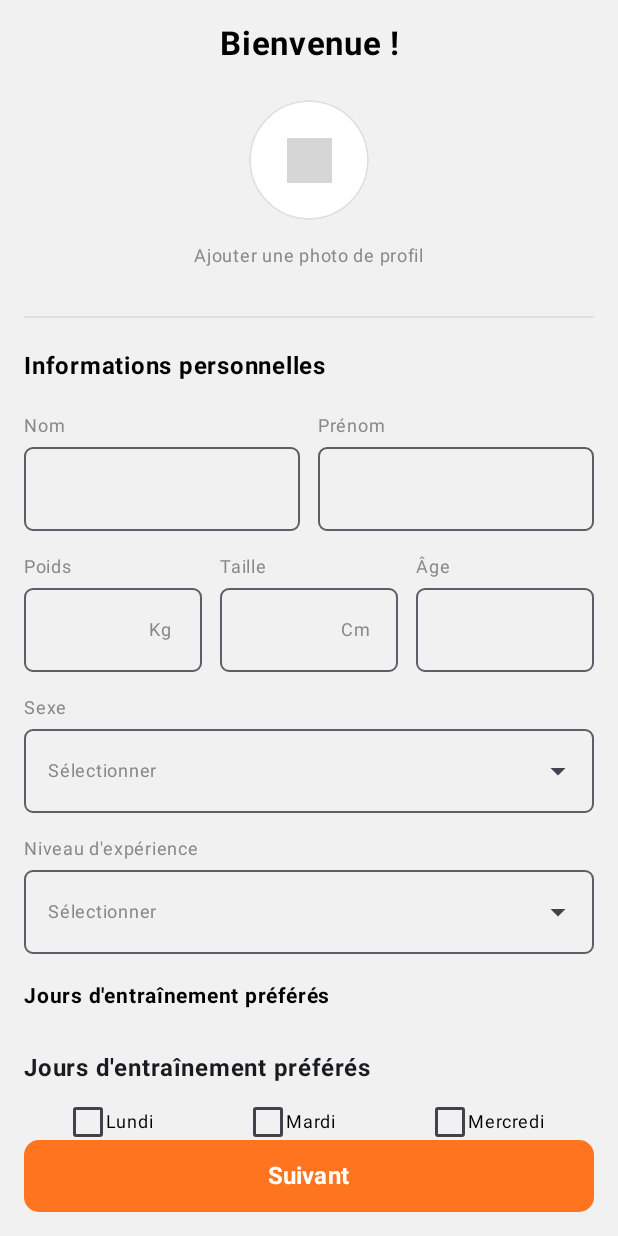
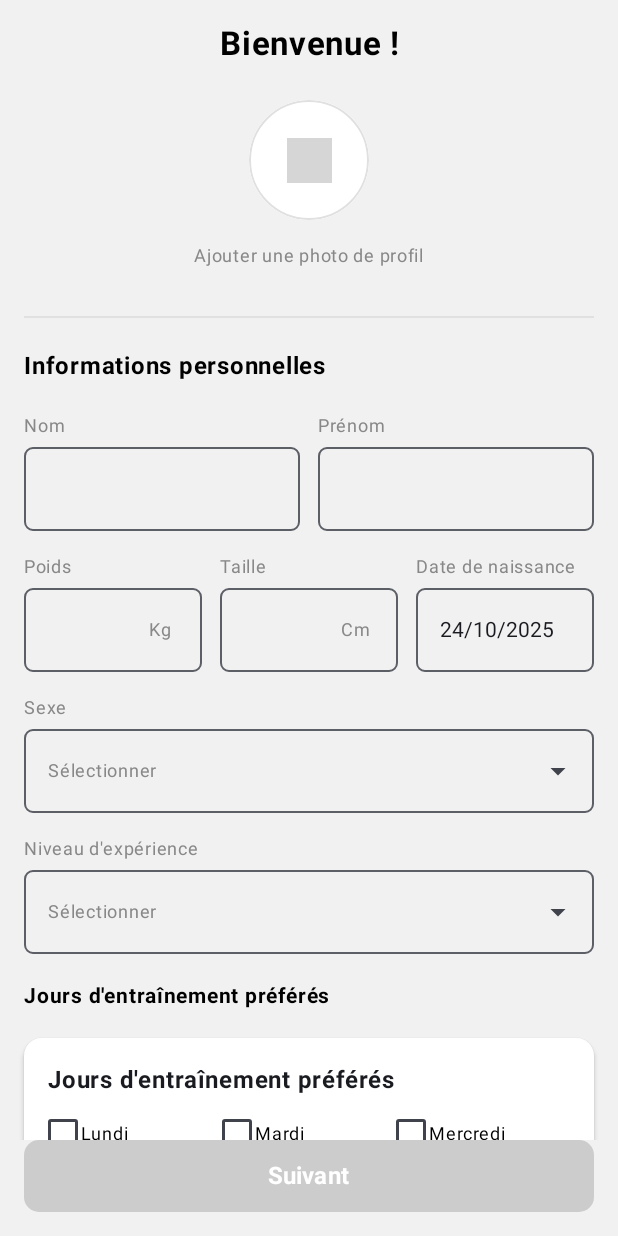
Before and after one commit to Kevendeuh/projet-marathon, an Android app built with Jetpack Compose: the screen it shows after launch (MainActivity), on a phone screen of 412 x 824 dp. Run offline under Robolectric (Android 15) with nearby library versions, the phone set to English and light mode, and no system bars; our stand-ins replace Room's generated code; grey boxes are pictures that could not be loaded.

Commit message:
add verification du formulaire dans enregistrement
empeche l'utilisateur de passer l'ecran si il n'a pas completer toutes les infos necessaire a son profil

```diff
--- a/app/build.gradle.kts
+++ b/app/build.gradle.kts
@@ -61,6 +61,7 @@ dependencies {
     implementation("androidx.compose.material:material-icons-extended")
     implementation(libs.firebase.crashlytics.buildtools)
     implementation(libs.androidx.navigation.runtime.ktx)
+    implementation(libs.androidx.core.i18n)
     ksp(libs.androidx.room.compiler)
     implementation(libs.androidx.core.ktx)
     implementation(libs.androidx.lifecycle.runtime.ktx)
--- a/app/src/main/java/com/example/pllrun/Classes/Utilisateur.kt
+++ b/app/src/main/java/com/example/pllrun/Classes/Utilisateur.kt
@@ -66,11 +66,11 @@ data class Utilisateur(
 /**
  * Énumération pour le sexe de l'utilisateur.
  */
-enum class Sexe {
-    HOMME,
-    FEMME,
-    AUTRE,
-    NON_SPECIFIE
+enum class Sexe(val libelle: String) {
+    HOMME(libelle = "Homme"),
+    FEMME(libelle = "Femme"),
+    AUTRE(libelle = "Autre"),
+    NON_SPECIFIE(libelle = "Non spécifié")
 }
 
 /**
--- a/app/src/main/java/com/example/pllrun/screens/EnregistrementScreen.kt
+++ b/app/src/main/java/com/example/pllrun/screens/EnregistrementScreen.kt
@@ -1,9 +1,11 @@
 package com.example.pllrun.screens
 
+import android.widget.Toast
 import androidx.compose.foundation.Image
 import androidx.compose.foundation.background
 import androidx.compose.foundation.border
 import androidx.compose.foundation.clickable
+import androidx.compose.foundation.interaction.MutableInteractionSource
 import androidx.compose.foundation.layout.Arrangement
 import androidx.compose.foundation.layout.Box
 import androidx.compose.foundation.layout.Column
@@ -22,14 +24,21 @@ import androidx.compose.foundation.text.KeyboardOptions
 import androidx.compose.foundation.verticalScroll
 import androidx.compose.material3.Button
 import androidx.compose.material3.ButtonDefaults
+import androidx.compose.material3.Card
+import androidx.compose.material3.CardDefaults
 import androidx.compose.material3.Checkbox
+import androidx.compose.material3.DatePicker
+import androidx.compose.material3.DatePickerDialog
 import androidx.compose.material3.Divider
 import androidx.compose.material3.DropdownMenuItem
 import androidx.compose.material3.ExperimentalMaterial3Api
 import androidx.compose.material3.ExposedDropdownMenuBox
 import androidx.compose.material3.ExposedDropdownMenuDefaults
+import androidx.compose.material3.Icon
 import androidx.compose.material3.OutlinedTextField
+import androidx.compose.material3.SelectableDates
 import androidx.compose.material3.Text
+import androidx.compose.material3.rememberDatePickerState
 import androidx.compose.runtime.Composable
 import androidx.compose.runtime.getValue
 import androidx.compose.runtime.mutableStateOf
@@ -49,8 +58,10 @@ import androidx.compose.ui.unit.sp
 import com.example.pllrun.Classes.NiveauExperience
 import com.example.pllrun.Classes.Utilisateur
 import com.example.pllrun.Classes.JourSemaine
-
-
+import java.time.Instant
+import java.time.ZoneId
+import java.time.format.DateTimeFormatter
+import androidx.compose.ui.platform.LocalContext
 import com.example.pllrun.Classes.TypeDecoupage
 import com.example.pllrun.Classes.Sexe
 import com.example.pllrun.InventaireViewModel
@@ -71,8 +82,7 @@ fun EnregistrementScreen(
     var prenom by remember { mutableStateOf("") }
     var poids by remember { mutableStateOf("") }
     var taille by remember { mutableStateOf("") }
-    var age by remember { mutableStateOf("") }
-
+    var dateDeNaissance by remember { mutableStateOf<LocalDate?>(LocalDate.now()) }
     // Nouveaux états pour les champs ajoutés
     var sexe by remember { mutableStateOf("") }
     var niveauExperience by remember { mutableStateOf("") }
@@ -83,22 +93,39 @@ fun EnregistrementScreen(
 
     // États pour les jours d'entraînement
     var joursSelectionnes by remember { mutableStateOf(setOf<JourSemaine>()) }
-    var lundi by remember { mutableStateOf(false) }
-    var mardi by remember { mutableStateOf(false) }
-    var mercredi by remember { mutableStateOf(false) }
-    var jeudi by remember { mutableStateOf(false) }
-    var vendredi by remember { mutableStateOf(false) }
-    var samedi by remember { mutableStateOf(false) }
-    var dimanche by remember { mutableStateOf(false) }
 
     // États pour les menus déroulants
     var sexeExpanded by remember { mutableStateOf(false) }
     var niveauExpanded by remember { mutableStateOf(false) }
-
+    var showDatePicker by remember { mutableStateOf(false) } // État pour contrôler l'ouverture du dialogue
     // Options pour les menus déroulants
     var sex by remember { mutableStateOf(Sexe.NON_SPECIFIE) }
     var niveau by remember { mutableStateOf(NiveauExperience.DEBUTANT) }
+    val isButtonEnabled = remember(nom, prenom, dateDeNaissance, joursSelectionnes, poidsCible) {
+        isFormValid(nom=nom, prenom=prenom, dateDeNaissance= dateDeNaissance , poids = poids.toDoubleOrNull(), taille=taille.toIntOrNull(), joursEntrainementDisponibles = joursSelectionnes.toList() )
+    }
+    val context = LocalContext.current
 
+
+    // --- Fonction de Sauvegarde ---
+    fun saveUser() {
+
+        viewModel?.addNewUtilisateur(
+            nom = nom,
+            prenom = prenom,
+            dateDeNaissance = dateDeNaissance,
+            sexe = sex,
+            // On ne peut pas avoir poids et poidsCible, on utilise poidsCible comme poids initial pour l'exemple
+            poids = poidsCible.toDoubleOrNull() ?: 0.0,
+            // La taille n'est pas dans le formulaire, on met une valeur par défaut
+            taille = 0,
+            vma = vma.toDoubleOrNull(),
+            fcm = fcm.toIntOrNull(),
+            fcr = fcr.toIntOrNull(),
+            niveauExperience = niveau,
+            joursEntrainementDisponibles = joursSelectionnes.toList() // On convertit le Set en List
+        )
+    }
 
     Column(
         modifier = Modifier
@@ -213,7 +240,7 @@ fun EnregistrementScreen(
                 }
             }
 
-            // Deuxième ligne : Poids, Taille et Âge
+            // Deuxième ligne : Poids, Taille
             Row(
                 modifier = Modifier.fillMaxWidth(),
                 horizontalArrangement = Arrangement.spacedBy(12.dp) // Espacement réduit
@@ -270,22 +297,52 @@ fun EnregistrementScreen(
                     )
                 }
 
-                Column(modifier = Modifier.weight(1f)) {
+                //date de naissance
+
+                Column(
+                    modifier = Modifier
+                        .weight(1f)
+                        .clickable { showDatePicker = true }, // Ouvre le dialogue au clic
+                ) {
+                    // Label pour le champ
                     Text(
-                        text = "Âge",
-                        fontSize = 12.sp, // Réduit
+                        text = "Date de naissance",fontSize = 12.sp,
                         color = Color.Gray,
                         modifier = Modifier.padding(bottom = 2.dp)
                     )
+                    Box {
+
+                        // Champ de texte cliquable qui affiche la date
                         OutlinedTextField(
-                        value = age,
-                        onValueChange = { age = it },
-                        modifier = Modifier.fillMaxWidth(),
+                            value = dateDeNaissance?.format(DateTimeFormatter.ofPattern("dd/MM/yyyy"))
+                                ?: "", onValueChange = { /* Ne fait rien car readOnly */ },
+                            modifier = Modifier
+                                .fillMaxWidth()
+                                .clickable { showDatePicker = true }, // Ouvre le dialogue au clic
+                            readOnly = true, // Empêche la saisie au clavier
                             shape = RoundedCornerShape(6.dp),
-                        textStyle = TextStyle(fontSize = 14.sp), // Réduit
-                        singleLine = true,
-                        keyboardOptions = KeyboardOptions(keyboardType = KeyboardType.Number)
+                            textStyle = TextStyle(fontSize = 14.sp),
+                            placeholder = {
+                                Text(
+                                    modifier = Modifier.clickable { showDatePicker = true },
+                                    text = "JJ/MM/AAAA",
+                                    color = Color.Gray,
+                                    fontSize = 14.sp
                                 )
+                            }
+
+                        )
+                        Box(
+                            modifier = Modifier
+                                .matchParentSize() // Prend exactement la même taille que le OutlinedTextField
+                                .clickable(
+                                    onClick = { showDatePicker = true },
+                                    // Enlève l'ondulation visuelle du clic si vous le souhaitez
+                                    indication = null,
+                                    interactionSource = remember { MutableInteractionSource() }
+                                )
+                        )
+                    }
                 }
             }
 
@@ -397,25 +454,9 @@ fun EnregistrementScreen(
             )
 
             // --- Section Jours d'entraînement ---
-            Text(
-                "Jours d'entraînement préférés",
-                fontWeight = FontWeight.Bold,
-                modifier = Modifier.padding(top = 8.dp)
-            )
-
-            // Boucle pour générer les DayCheckbox
-            val jours = JourSemaine.entries.chunked(3) // Divise les 7 jours en groupes de 3
-            Column {
-                jours.forEach { rowItems ->
-                    Row(
-                        modifier = Modifier.fillMaxWidth(),
-                        horizontalArrangement = Arrangement.SpaceAround
-                    ) {
-                        rowItems.forEach { day ->
-                            DayCheckbox(
-                                day = day,
-                                checked = joursSelectionnes.contains(day),
-                                onCheckedChange = { isChecked ->
+            DayCheckboxGrid(
+                joursSelectionnes = joursSelectionnes,
+                onDaySelectionChanged = { day, isChecked ->
                     joursSelectionnes = if (isChecked) {
                         joursSelectionnes + day
                     } else {
@@ -423,14 +464,6 @@ fun EnregistrementScreen(
                     }
                 }
             )
-                        }
-                        // Pour aligner les colonnes si la dernière ligne n'a pas 3 jours
-                        if (rowItems.size < 3) {
-                            Spacer(modifier = Modifier.weight((3 - rowItems.size).toFloat()))
-                        }
-                    }
-                }
-            }
 
                 // Section Informations optionnelles
                 Text(
@@ -567,54 +600,96 @@ fun EnregistrementScreen(
                 Spacer(modifier = Modifier.height(16.dp))
             }
 
+
         // Bouton Suivant
         Button(
             onClick = {
-                    onSave()
+                if (isButtonEnabled) {
+                    saveUser()
                     onNext()
+                } else {
+                    Toast.makeText(context, "Veuillez remplir tous les champs obligatoires.", Toast.LENGTH_SHORT).show()
+                }
             },
+            enabled = isButtonEnabled,
             modifier = Modifier
                 .fillMaxWidth()
-                    .height(48.dp), // Légèrement réduit
+                .height(48.dp),
             shape = RoundedCornerShape(10.dp),
-                colors = ButtonDefaults.buttonColors(
-                    containerColor = Color(0xFFFF751F)
-                )
+            colors = ButtonDefaults.buttonColors(containerColor = Color(0xFFFF751F), disabledContainerColor = Color.LightGray)
         ) {
-                Text(
-                    text = "Suivant",
-                    fontSize = 16.sp, // Réduit
-                    fontWeight = FontWeight.Bold,
-                    color = Color.White
-                )
+            Text("Suivant", fontSize = 16.sp, fontWeight = FontWeight.Bold, color = Color.White)
         }
     }
 
-    // --- Fonction de Sauvegarde ---
-    fun saveUser() {
-        // Calcul d'une date de naissance approximative à partir de l'âge
-        val calculatedBirthDate = age.toIntOrNull()?.let {
-            LocalDate.now().minusYears(it.toLong())
-        }
 
-        viewModel?.addNewUtilisateur(
-            nom = nom,
-            prenom = prenom,
-            dateDeNaissance = calculatedBirthDate,
-            sexe = sex,
-            // On ne peut pas avoir poids et poidsCible, on utilise poidsCible comme poids initial pour l'exemple
-            poids = poidsCible.toDoubleOrNull() ?: 0.0,
-            // La taille n'est pas dans le formulaire, on met une valeur par défaut
-            taille = 0,
-            vma = vma.toDoubleOrNull(),
-            fcm = fcm.toIntOrNull(),
-            fcr = fcr.toIntOrNull(),
-            niveauExperience = niveau,
-            joursEntrainementDisponibles = joursSelectionnes.toList() // On convertit le Set en List
-        )
+    // --- Dialogue DatePicker ---
+    if (showDatePicker) {
+        // Initialise l'état du DatePicker. On peut pré-sélectionner une date (ex: 18 ans en arrière).
+        val datePickerState = rememberDatePickerState(
+            initialSelectedDateMillis = dateDeNaissance?.atStartOfDay(ZoneId.systemDefault())?.toInstant()?.toEpochMilli()
+                ?: LocalDate.now().minusYears(18).atStartOfDay(ZoneId.systemDefault()).toInstant().toEpochMilli(),
+            selectableDates = object : SelectableDates {
+                override fun isSelectableDate(utcTimeMillis: Long): Boolean {
+                    // Empêche de sélectionner une date dans le futur
+                    return utcTimeMillis <= Instant.now().toEpochMilli()
                 }
             }
+        )
 
+        DatePickerDialog(
+            onDismissRequest = { showDatePicker = false },
+            confirmButton = {
+                Button(
+                    onClick = {
+                        datePickerState.selectedDateMillis?.let {
+                            // Convertit le timestamp (Long) en LocalDate
+                            dateDeNaissance = Instant.ofEpochMilli(it).atZone(ZoneId.systemDefault()).toLocalDate()
+                        }
+                        showDatePicker = false // Ferme le dialogue
+                    }
+                ) {
+                    Text("OK")
+                }
+            },
+            dismissButton = {
+                Button(
+                    onClick = { showDatePicker = false }
+                ) {
+                    Text("Annuler")
+                }
+            }
+        ) {
+            DatePicker(state = datePickerState)
+        }
+    }
+    }
+private fun isFormValid(
+    nom: String?,
+    prenom: String?,
+    dateDeNaissance: LocalDate?,
+    poids: Double?,
+    taille: Int?,
+    joursEntrainementDisponibles: List<JourSemaine>?
+): Boolean {
+    if(
+        nom.isNullOrBlank() ||
+        prenom.isNullOrBlank() ||
+        dateDeNaissance == null ||
+        poids == null ||
+        taille == null ||
+        joursEntrainementDisponibles.isNullOrEmpty()
+    ){
+        return false
+    }
+    val ageAsInt =  LocalDate.now().year - dateDeNaissance.year
+    return  nom.isNotBlank() &&
+            prenom.isNotBlank() &&
+            ageAsInt in 1..100 &&
+            poids > 0 &&
+            taille > 0 &&
+            joursEntrainementDisponibles.isNotEmpty()
+}
 
 
 
@@ -643,3 +718,56 @@ fun DayCheckbox(
         )
     }
 }
+
+/**
+ * Un composant qui affiche une grille de checkboxes pour les jours de la semaine,
+ * le tout encadré dans une Card pour une meilleure présentation visuelle.
+ */
+@Composable
+fun DayCheckboxGrid(
+    joursSelectionnes: Set<JourSemaine>,
+    onDaySelectionChanged: (JourSemaine, Boolean) -> Unit
+) {
+    Card(
+        modifier = Modifier.fillMaxWidth(),
+        shape = RoundedCornerShape(12.dp), // Coins arrondis pour la carte
+        elevation = CardDefaults.cardElevation(defaultElevation = 2.dp),
+        colors = CardDefaults.cardColors(containerColor = Color.White) // Fond blanc pour la carte
+    ) {
+        Column(modifier = Modifier.padding(16.dp)) {
+            Text(
+                "Jours d'entraînement préférés",
+                fontWeight = FontWeight.Bold,
+                fontSize = 16.sp, // Légèrement plus grand pour un titre de section
+                modifier = Modifier.padding(bottom = 12.dp)
+            )
+
+            // La logique de boucle pour générer les checkboxes
+            val jours = JourSemaine.entries.chunked(3) // Divise les 7 jours en groupes de 3
+            jours.forEach { rowItems ->
+                Row(
+                    modifier = Modifier.fillMaxWidth(),
+                    // Utiliser Start au lieu de SpaceAround pour un meilleur alignement à gauche
+                    horizontalArrangement = Arrangement.Start
+                ) {
+                    rowItems.forEach { day ->
+                        // On utilise un weight pour que chaque colonne prenne la même largeur
+                        Box(modifier = Modifier.weight(1f)) {
+                            DayCheckbox(
+                                day = day,
+                                checked = joursSelectionnes.contains(day),
+                                onCheckedChange = { isChecked ->
+                                    onDaySelectionChanged(day, isChecked)
+                                }
+                            )
+                        }
+                    }
+                    // Ajoute des boîtes vides pour que la dernière ligne soit alignée
+                    if (rowItems.size < 3) {
+                        Spacer(modifier = Modifier.weight((3 - rowItems.size).toFloat()))
+                    }
+                }
+            }
+        }
+    }
+}
--- a/gradle/libs.versions.toml
+++ b/gradle/libs.versions.toml
@@ -12,6 +12,7 @@ room = "2.8.2"
 ksp = "2.2.10-2.0.2"
 firebaseCrashlyticsBuildtools = "3.0.6"
 navigationRuntimeKtx = "2.9.5"
+coreI18n = "1.0.0"
 
 [libraries]
 
@@ -38,6 +39,7 @@ androidx-compose-ui-test-junit4 = { group = "androidx.compose.ui", name = "ui-te
 androidx-compose-material3 = { group = "androidx.compose.material3", name = "material3" }
 firebase-crashlytics-buildtools = { group = "com.google.firebase", name = "firebase-crashlytics-buildtools", version.ref = "firebaseCrashlyticsBuildtools" }
 androidx-navigation-runtime-ktx = { group = "androidx.navigation", name = "navigation-runtime-ktx", version.ref = "navigationRuntimeKtx" }
+androidx-core-i18n = { group = "androidx.core", name = "core-i18n", version.ref = "coreI18n" }
 
 [plugins]
 
```
Lines whose indentation alone changed are shown as unchanged.
